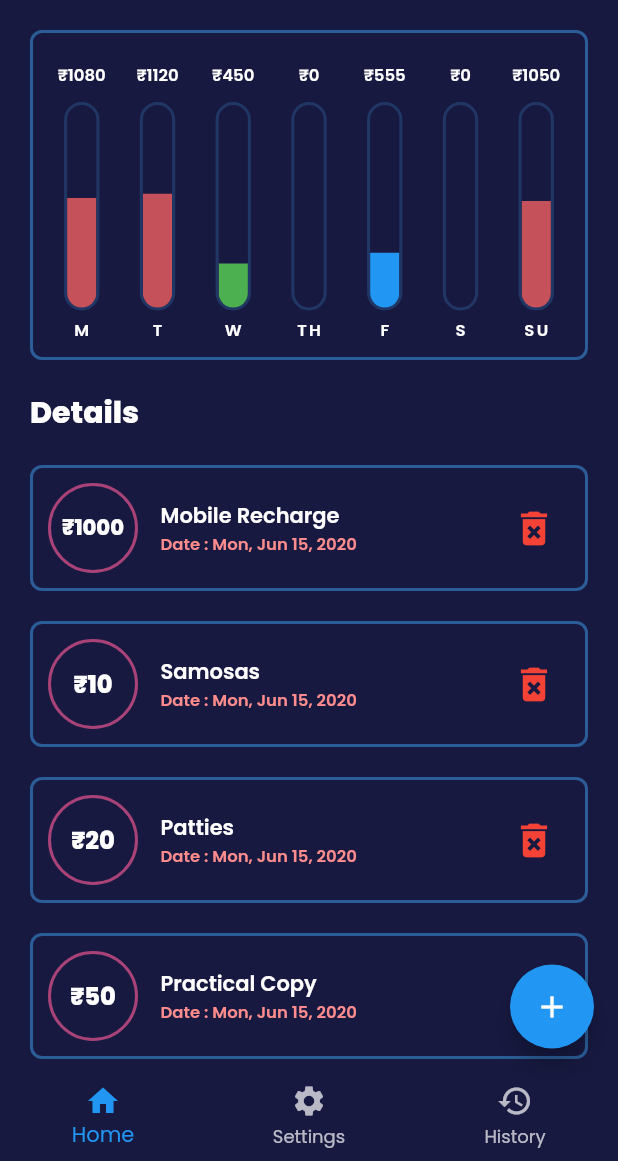
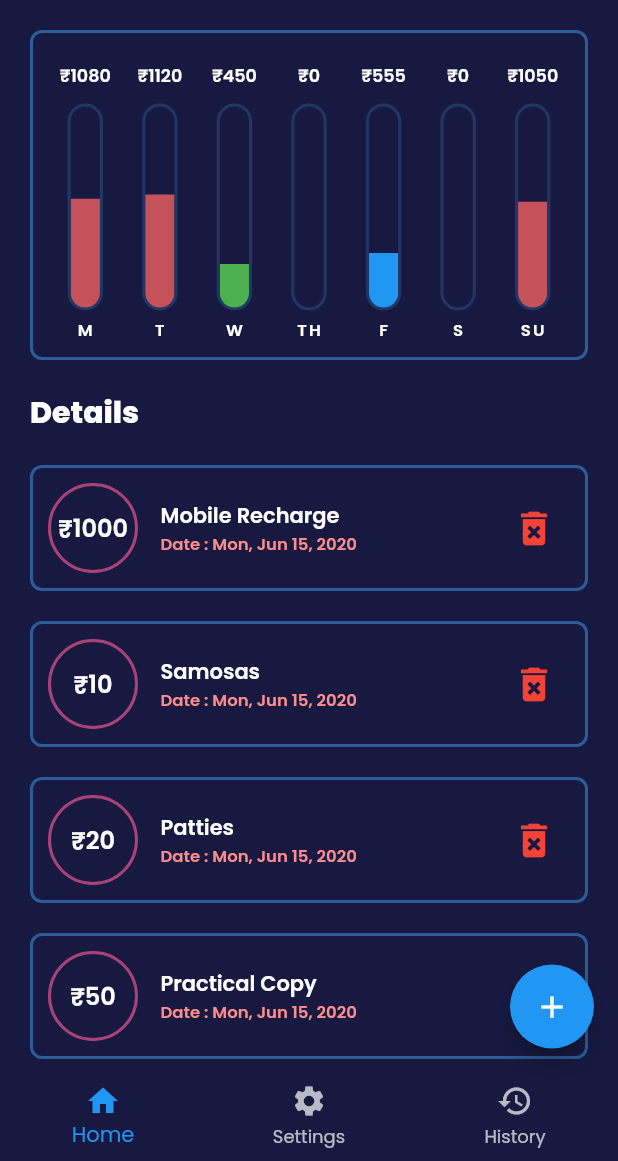
Before and after one commit to CrypticPoet/PersonalExpenseTracker, a Flutter app: the screen it shows after launch, on a phone screen of 412 x 824 dp, the part 75-1236 px from its top. Run offline on Flutter 3.47's test engine with Material 2 defaults, Android fonts, the phone set to English and light mode, and no system bars; our stand-ins replace google_fonts.

Commit message:
Updated Text widgets to use fitted box.
Earlier, a fontSize function was being used to calculate fontSize depending upon the amount. I have now replaced it with a fitted box to automate the process.

```diff
--- a/lib/screens/widgets/summary_chart.dart
+++ b/lib/screens/widgets/summary_chart.dart
@@ -61,16 +61,18 @@ class SummaryChart extends StatelessWidget {
         mainAxisAlignment: MainAxisAlignment.spaceBetween,
         children: [
           for (var i = 1; i < 8; i++)
-            Column(
+            Expanded(
+              child: Column(
                 mainAxisSize: MainAxisSize.min,
                 mainAxisAlignment: MainAxisAlignment.spaceBetween,
                 children: <Widget>[
                   Container(
-                  alignment: Alignment.center,
-                  width: 45,
+                    height: 17,
+                    child: FittedBox(
                       child: Text(
                         '₹${sumTransactions(recentTransactions.where((tx) => tx.date.weekday == i).toList())}',
                         style: kSecTextSyle.copyWith(color: Colors.white),
+                      ),
                     ),
                   ),
                   SizedBox(height: 10),
@@ -95,6 +97,7 @@ class SummaryChart extends StatelessWidget {
                     style: kSecTextSyle.copyWith(color: Colors.white, letterSpacing: 1.5),
                   ),
                 ],
+              ),
             )
         ],
       ),
--- a/lib/screens/widgets/transaction_detail.dart
+++ b/lib/screens/widgets/transaction_detail.dart
@@ -7,15 +7,6 @@ class TransactionDetail extends StatelessWidget {
   final String date;
   final int index;
   final Function handler;
-
-  double fontSize(int amount) {
-    if (amount > 9999)
-      return 10;
-    else if (amount > 999)
-      return 14;
-    else
-      return 16;
-  }
 
   TransactionDetail({this.title, this.amount, this.date, this.index, this.handler});
 
@@ -27,17 +18,15 @@ class TransactionDetail extends StatelessWidget {
         children: <Widget>[
           Container(
             width: 60,
+            alignment: Alignment.center,
             height: 60,
             decoration: kCircleBoxDecoration,
             margin: EdgeInsets.only(right: 15),
-            child: Center(
+            padding: EdgeInsets.all(2),
+            child: FittedBox(
               child: Text(
                 '₹$amount',
-                style: TextStyle(
-                  fontSize: fontSize(int.parse(amount)),
-                  color: kTextColor,
-                  fontWeight: FontWeight.w800,
-                ),
+                style: kTextStyle.copyWith(fontSize: 16),
               ),
             ),
           ),
```
Lines whose indentation alone changed are shown as unchanged.
